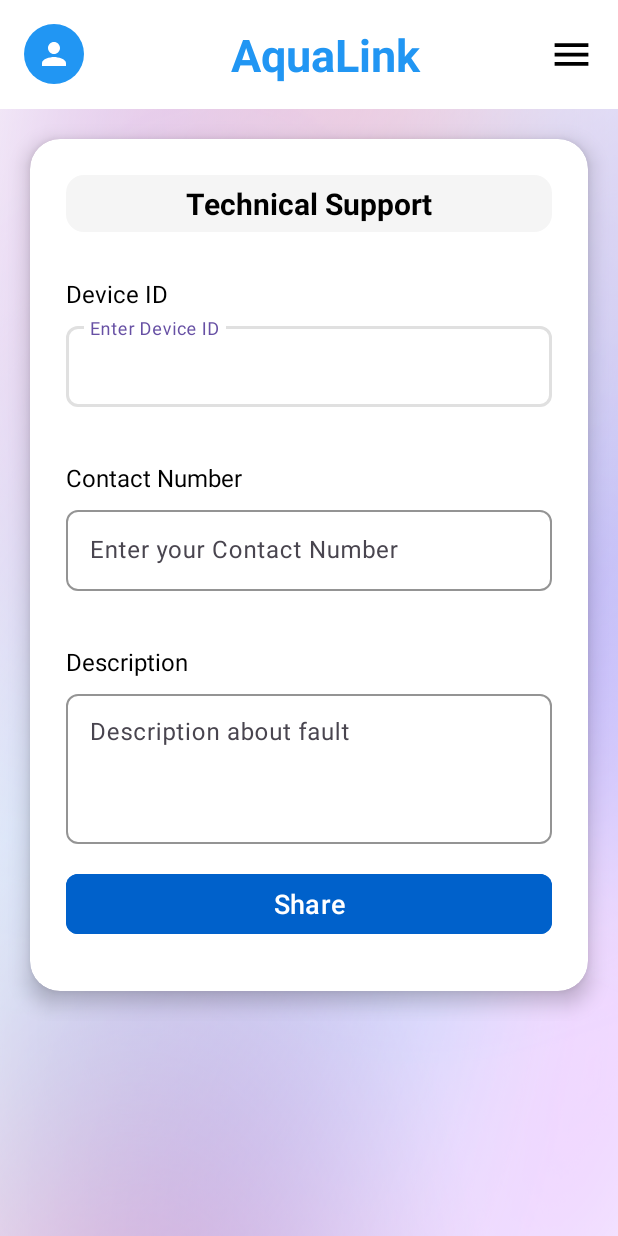
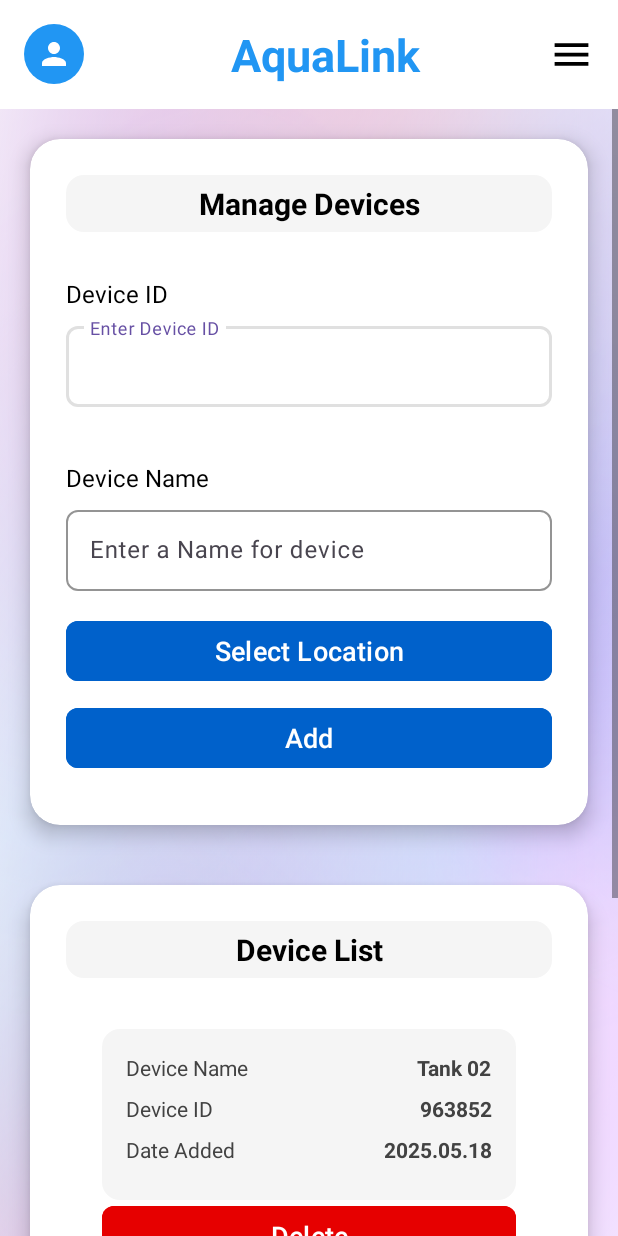
Before and after one commit to Shavindu-Gayashan/AquaLink, an Android app: the ManageDeviceActivity screen opened directly, with no data from a screen before it, on a phone screen of 412 x 824 dp. Run offline under Robolectric (Android 15) with nearby library versions, the phone set to English and light mode, and no system bars.

Commit message:
Add frature to navigate technicle support page using shake the phone(Sensor intergration)

```diff
--- a/app/src/main/AndroidManifest.xml
+++ b/app/src/main/AndroidManifest.xml
@@ -2,6 +2,7 @@
 <manifest xmlns:android="http://schemas.android.com/apk/res/android"
     xmlns:tools="http://schemas.android.com/tools">
     <uses-permission android:name="android.permission.INTERNET" />
+    <uses-permission android:name="android.permission.VIBRATE" />
 
     <application
         android:allowBackup="true"
@@ -32,6 +33,7 @@
         <activity android:name=".MenuActivity" />
         <activity android:name=".ManageDeviceActivity" />
         <activity android:name=".MapViewActivity" />
+        <activity android:name=".TechnicalSupportActivity" />
 
 
     </application>
--- a/app/src/main/java/com/s23010433/aqualink/DashboardActivity.java
+++ b/app/src/main/java/com/s23010433/aqualink/DashboardActivity.java
@@ -1,5 +1,8 @@
 package com.s23010433.aqualink;
 
+import android.content.Context;
+import android.hardware.Sensor;
+import android.hardware.SensorManager;
 import android.util.Log;
 
 import android.os.Bundle;
@@ -25,6 +28,11 @@
     private ProgressBar progressBar;
 
     private String currentMode = "auto"; // Default mode
+
+    // used for the shake detection
+    private SensorManager mSensorManager;
+    private Sensor mAccelerometer;
+    private ShakeDetector mShakeDetector;
 
     @Override
     protected void onCreate(Bundle savedInstanceState) {
@@ -128,6 +136,33 @@
                 icon_connection_state.setBackgroundResource(R.drawable.circle_orange);
             }
         });
+
+        // ShakeDetector initialization
+        mSensorManager = (SensorManager) getSystemService(Context.SENSOR_SERVICE);
+        mAccelerometer = mSensorManager.getDefaultSensor(Sensor.TYPE_ACCELEROMETER);
+        mShakeDetector = new ShakeDetector();
+        mShakeDetector.setOnShakeListener(count -> {
+            if (count >= 2) {  // Require at least 2 shakes to trigger
+                // Navigate to Technical Support page
+                Intent intent = new Intent(DashboardActivity.this, TechnicalSupportActivity.class);
+                startActivity(intent);
+            }
+        });
+    }
+
+    @Override
+    protected void onResume() {
+        super.onResume();
+        // Register the sensor listener when activity is in foreground
+        mSensorManager.registerListener(mShakeDetector, mAccelerometer,
+                SensorManager.SENSOR_DELAY_UI);
+    }
+
+    @Override
+    protected void onPause() {
+        // Unregister the sensor listener when activity is not in foreground
+        mSensorManager.unregisterListener(mShakeDetector);
+        super.onPause();
     }
 
     private void showMode(String mode) {
--- a/app/src/main/java/com/s23010433/aqualink/MapViewActivity.java
+++ b/app/src/main/java/com/s23010433/aqualink/MapViewActivity.java
@@ -144,7 +144,7 @@
 
             // Move camera to the marker if it's the first one
             if (markers.size() == 1) {
-                mMap.animateCamera(CameraUpdateFactory.newLatLngZoom(position, 10f));
+                mMap.animateCamera(CameraUpdateFactory.newLatLngZoom(position, 14f));
             }
         }
     }
--- a/app/src/main/java/com/s23010433/aqualink/MenuActivity.java
+++ b/app/src/main/java/com/s23010433/aqualink/MenuActivity.java
@@ -56,8 +56,7 @@
         });
 
         btnTechnicalSupport.setOnClickListener(v -> {
-            Toast.makeText(MenuActivity.this, "Technical support coming soon", Toast.LENGTH_SHORT).show();
-            // startActivity(new Intent(MenuActivity.this, TechnicalSupportActivity.class));
+            startActivity(new Intent(MenuActivity.this, TechnicalSupportActivity.class));
         });
 
         btnUserSettings.setOnClickListener(v -> {
--- /dev/null
+++ b/app/src/main/java/com/s23010433/aqualink/ShakeDetector.java
@@ -0,0 +1,66 @@
+package com.s23010433.aqualink;
+
+import android.hardware.Sensor;
+import android.hardware.SensorEvent;
+import android.hardware.SensorEventListener;
+import android.hardware.SensorManager;
+
+public class ShakeDetector implements SensorEventListener {
+
+    // Minimum acceleration needed to count as a shake
+    private static final float SHAKE_THRESHOLD_GRAVITY = 1.7F;
+    private static final int SHAKE_SLOP_TIME_MS = 250;
+    private static final int SHAKE_COUNT_RESET_TIME_MS = 2000;
+
+    private OnShakeListener mListener;
+    private long mShakeTimestamp;
+    private int mShakeCount;
+
+    public interface OnShakeListener {
+        void onShake(int count);
+    }
+
+    public void setOnShakeListener(OnShakeListener listener) {
+        this.mListener = listener;
+    }
+
+    @Override
+    public void onSensorChanged(SensorEvent event) {
+        if (mListener != null) {
+            float x = event.values[0];
+            float y = event.values[1];
+            float z = event.values[2];
+
+            float gX = x / SensorManager.GRAVITY_EARTH;
+            float gY = y / SensorManager.GRAVITY_EARTH;
+            float gZ = z / SensorManager.GRAVITY_EARTH;
+
+            // gForce will be close to 1 when there is no movement
+            float gForce = (float) Math.sqrt(gX * gX + gY * gY + gZ * gZ);
+
+            if (gForce > SHAKE_THRESHOLD_GRAVITY) {
+                final long now = System.currentTimeMillis();
+
+                // Ignore shake events too close to each other
+                if (mShakeTimestamp + SHAKE_SLOP_TIME_MS > now) {
+                    return;
+                }
+
+                // Reset shake count after a period of no shakes
+                if (mShakeTimestamp + SHAKE_COUNT_RESET_TIME_MS < now) {
+                    mShakeCount = 0;
+                }
+
+                mShakeTimestamp = now;
+                mShakeCount++;
+
+                mListener.onShake(mShakeCount);
+            }
+        }
+    }
+
+    @Override
+    public void onAccuracyChanged(Sensor sensor, int accuracy) {
+        // Not used
+    }
+}
--- a/app/src/main/res/layout/manage_devices.xml
+++ b/app/src/main/res/layout/manage_devices.xml
@@ -2,11 +2,11 @@
 <androidx.constraintlayout.widget.ConstraintLayout xmlns:android="http://schemas.android.com/apk/res/android"
     xmlns:app="http://schemas.android.com/apk/res-auto"
     xmlns:tools="http://schemas.android.com/tools"
-    android:id="@+id/technical_support"
+    android:id="@+id/manageDevices"
     android:layout_width="match_parent"
     android:layout_height="match_parent"
     android:background="@drawable/background_transparatent"
-    tools:context=".TechnicalSupportActivity">
+    tools:context=".ManageDeviceActivity">
 
     <LinearLayout
         android:layout_width="match_parent"
@@ -91,7 +91,7 @@
                             android:background="@drawable/rounded_background_gray"
                             android:gravity="center"
                             android:padding="5dp"
-                            android:text="Technical Support"
+                            android:text="Manage Devices"
                             android:textColor="@color/black"
                             android:textSize="20sp"
                             android:textStyle="bold" />
@@ -133,7 +133,7 @@
                             android:layout_height="wrap_content"
                             android:layout_marginTop="20dp"
                             android:layout_marginBottom="5dp"
-                            android:text="Contact Number"
+                            android:text="Device Name"
                             android:textColor="@color/black"
                             android:textSize="16sp"
                             android:textStyle="normal" />
@@ -153,56 +153,76 @@
                                 android:id="@+id/txtContactNumber"
                                 android:layout_width="match_parent"
                                 android:layout_height="wrap_content"
-                                android:hint="Enter your Contact Number"
+                                android:hint="Enter a Name for device"
                                 android:inputType="textEmailAddress"
                                 android:padding="16dp"
                                 android:textSize="16sp" />
 
                         </com.google.android.material.textfield.TextInputLayout>
 
-                        <TextView
-                            android:layout_width="wrap_content"
-                            android:layout_height="wrap_content"
-                            android:layout_marginTop="20dp"
-                            android:layout_marginBottom="5dp"
-                            android:text="Description"
-                            android:textColor="@color/black"
-                            android:textSize="16sp"
-                            android:textStyle="normal" />
-
-                        <com.google.android.material.textfield.TextInputLayout
-                            android:layout_width="match_parent"
-                            android:layout_height="wrap_content"
-                            android:layout_marginBottom="16dp"
-                            app:boxCornerRadiusBottomEnd="8dp"
-                            app:boxCornerRadiusBottomStart="8dp"
-                            app:boxCornerRadiusTopEnd="8dp"
-                            app:boxCornerRadiusTopStart="8dp"
-                            app:boxStrokeColor="@color/stroke"
-                            app:boxStrokeWidth="1dp">
-
-                            <com.google.android.material.textfield.TextInputEditText
-                                android:id="@+id/txtFault"
-                                android:layout_width="match_parent"
-                                android:layout_height="100dp"
-                                android:hint="Description about fault"
-                                android:inputType="textEmailAddress"
-                                android:gravity="top"
-                                android:padding="16dp"
-                                android:textSize="16sp" />
-
-                        </com.google.android.material.textfield.TextInputLayout>
 
                         <com.google.android.material.button.MaterialButton
-                            android:id="@+id/btnShare"
+                            android:id="@+id/btnSelect"
                             android:layout_width="match_parent"
                             android:layout_height="wrap_content"
                             android:layout_marginBottom="10dp"
                             android:backgroundTint="@color/theme_blue"
-                            android:text="Share"
+                            android:text="Select Location"
                             android:textColor="@color/white"
                             android:textSize="18sp"
                             app:cornerRadius="8dp" />
+
+                        <com.google.android.material.button.MaterialButton
+                            android:id="@+id/btnAdd"
+                            android:layout_width="match_parent"
+                            android:layout_height="wrap_content"
+                            android:layout_marginBottom="10dp"
+                            android:backgroundTint="@color/theme_blue"
+                            android:text="Add"
+                            android:textColor="@color/white"
+                            android:textSize="18sp"
+                            app:cornerRadius="8dp" />
+
+                    </LinearLayout>
+                </androidx.cardview.widget.CardView>
+
+                <androidx.cardview.widget.CardView
+                    android:layout_width="match_parent"
+                    android:layout_height="wrap_content"
+                    android:layout_margin="20dp"
+                    app:cardCornerRadius="20dp"
+                    app:cardElevation="8dp">
+
+                    <LinearLayout
+                        android:layout_width="match_parent"
+                        android:layout_height="wrap_content"
+                        android:orientation="vertical"
+                        android:padding="24dp">
+
+
+                        <TextView
+                            android:layout_width="match_parent"
+                            android:layout_height="wrap_content"
+                            android:layout_marginBottom="10dp"
+                            android:background="@drawable/rounded_background_gray"
+                            android:gravity="center"
+                            android:padding="5dp"
+                            android:text="Device List"
+                            android:textColor="@color/black"
+                            android:textSize="20sp"
+                            android:textStyle="bold" />
+
+                        <LinearLayout
+                            android:layout_width="match_parent"
+                            android:layout_height="match_parent"
+                            android:orientation="vertical" >
+
+                            <include layout="@layout/single_device1" />
+                            <include layout="@layout/single_device2" />
+
+                        </LinearLayout>
+
+
 
                     </LinearLayout>
                 </androidx.cardview.widget.CardView>
--- /dev/null
+++ b/app/src/main/res/layout/single_device1.xml
@@ -0,0 +1,110 @@
+<?xml version="1.0" encoding="utf-8"?>
+<androidx.constraintlayout.widget.ConstraintLayout xmlns:android="http://schemas.android.com/apk/res/android"
+    xmlns:app="http://schemas.android.com/apk/res-auto"
+    android:layout_width="match_parent"
+    android:layout_height="match_parent">
+
+    <LinearLayout
+        android:layout_width="match_parent"
+        android:layout_height="wrap_content"
+        android:orientation="vertical"
+        android:padding="24dp"
+        android:visibility="visible">
+
+        <GridLayout
+            android:layout_width="match_parent"
+            android:layout_height="wrap_content"
+            android:background="@drawable/rounded_background_gray"
+            android:columnCount="2"
+            android:padding="16dp"
+            android:rowCount="4">
+
+            <!-- Motor Status Row -->
+            <TextView
+                android:layout_width="0dp"
+                android:layout_height="wrap_content"
+                android:layout_row="0"
+                android:layout_column="0"
+                android:layout_columnWeight="1"
+                android:layout_marginBottom="8dp"
+                android:text="Device Name"
+                android:textColor="@color/gray_dark"
+                android:textSize="14sp" />
+
+            <TextView
+                android:id="@+id/txt_motor_state"
+                android:layout_width="wrap_content"
+                android:layout_height="wrap_content"
+                android:layout_row="0"
+                android:layout_column="1"
+                android:layout_gravity="end"
+                android:layout_marginBottom="8dp"
+                android:text="Tank 02"
+                android:textColor="@color/gray_dark"
+                android:textSize="14sp"
+                android:textStyle="bold" />
+
+            <!-- Selected Mode Row -->
+            <TextView
+                android:layout_width="0dp"
+                android:layout_height="wrap_content"
+                android:layout_row="1"
+                android:layout_column="0"
+                android:layout_columnWeight="1"
+                android:layout_marginBottom="8dp"
+                android:text="Device ID"
+                android:textColor="@color/gray_dark"
+                android:textSize="14sp" />
+
+            <TextView
+                android:id="@+id/txt_selected_mode"
+                android:layout_width="wrap_content"
+                android:layout_height="wrap_content"
+                android:layout_row="1"
+                android:layout_column="1"
+                android:layout_gravity="end"
+                android:layout_marginBottom="8dp"
+                android:text="963852"
+                android:textColor="@color/gray_dark"
+                android:textSize="14sp"
+                android:textStyle="bold" />
+
+            <!-- Estimate Time Row -->
+            <TextView
+                android:layout_width="0dp"
+                android:layout_height="wrap_content"
+                android:layout_row="2"
+                android:layout_column="0"
+                android:layout_columnWeight="1"
+                android:layout_marginBottom="8dp"
+                android:text="Date Added"
+                android:textColor="@color/gray_dark"
+                android:textSize="14sp" />
+
+            <TextView
+                android:layout_width="wrap_content"
+                android:layout_height="wrap_content"
+                android:layout_row="2"
+                android:layout_column="1"
+                android:layout_gravity="end"
+                android:layout_marginBottom="8dp"
+                android:text="2025.05.18"
+                android:textColor="@color/gray_dark"
+                android:textSize="14sp"
+                android:textStyle="bold" />
+
+        </GridLayout>
+
+        <com.google.android.material.button.MaterialButton
+            android:id="@+id/btnDelete"
+            android:layout_width="match_parent"
+            android:layout_height="wrap_content"
+            android:layout_marginBottom="10dp"
+            android:backgroundTint="@color/red"
+            android:text="Delete"
+            android:textColor="@color/white"
+            android:textSize="18sp"
+            app:cornerRadius="8dp" />
+    </LinearLayout>
+
+</androidx.constraintlayout.widget.ConstraintLayout>
--- a/app/src/main/res/layout/technical_support.xml
+++ b/app/src/main/res/layout/technical_support.xml
@@ -2,11 +2,11 @@
 <androidx.constraintlayout.widget.ConstraintLayout xmlns:android="http://schemas.android.com/apk/res/android"
     xmlns:app="http://schemas.android.com/apk/res-auto"
     xmlns:tools="http://schemas.android.com/tools"
-    android:id="@+id/manage_device"
+    android:id="@+id/technicalSupport"
     android:layout_width="match_parent"
     android:layout_height="match_parent"
     android:background="@drawable/background_transparatent"
-    tools:context=".ManageDeviceActivity">
+    tools:context=".TechnicalSupportActivity">
 
     <LinearLayout
         android:layout_width="match_parent"
```
Also changed, not shown: app/src/main/res/layout/single_device2.xml (renamed from app/src/main/res/layout/single_device.xml).
